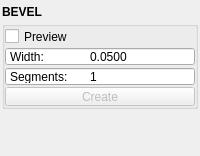
This is mayatk/edit_utils/bevel.ui in m3trik/mayatk as Qt 5 draws it before an edit. The edited form follows.
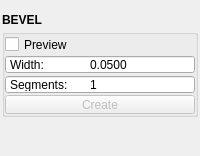
This is the edited form. Custom widgets are drawn as their Qt base class.

Patch:
```diff
--- a/mayatk/edit_utils/bevel.ui
+++ b/mayatk/edit_utils/bevel.ui
@@ -77,6 +77,12 @@
       </item>
       <item>
        <widget class="QGroupBox" name="duplicate">
+        <property name="sizePolicy">
+         <sizepolicy hsizetype="Preferred" vsizetype="Fixed">
+          <horstretch>0</horstretch>
+          <verstretch>0</verstretch>
+         </sizepolicy>
+        </property>
         <property name="title">
          <string/>
         </property>
@@ -257,6 +263,9 @@
         <property name="orientation">
          <enum>Qt::Vertical</enum>
         </property>
+        <property name="sizeType">
+         <enum>QSizePolicy::Fixed</enum>
+        </property>
         <property name="sizeHint" stdset="0">
          <size>
           <width>0</width>
```
